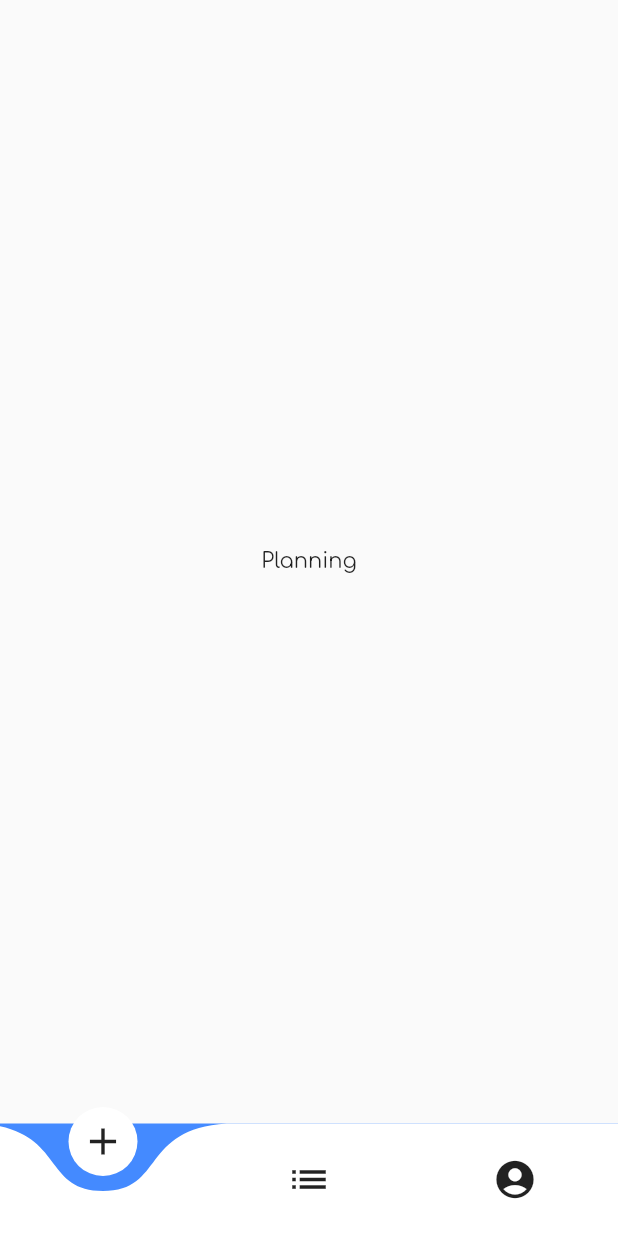
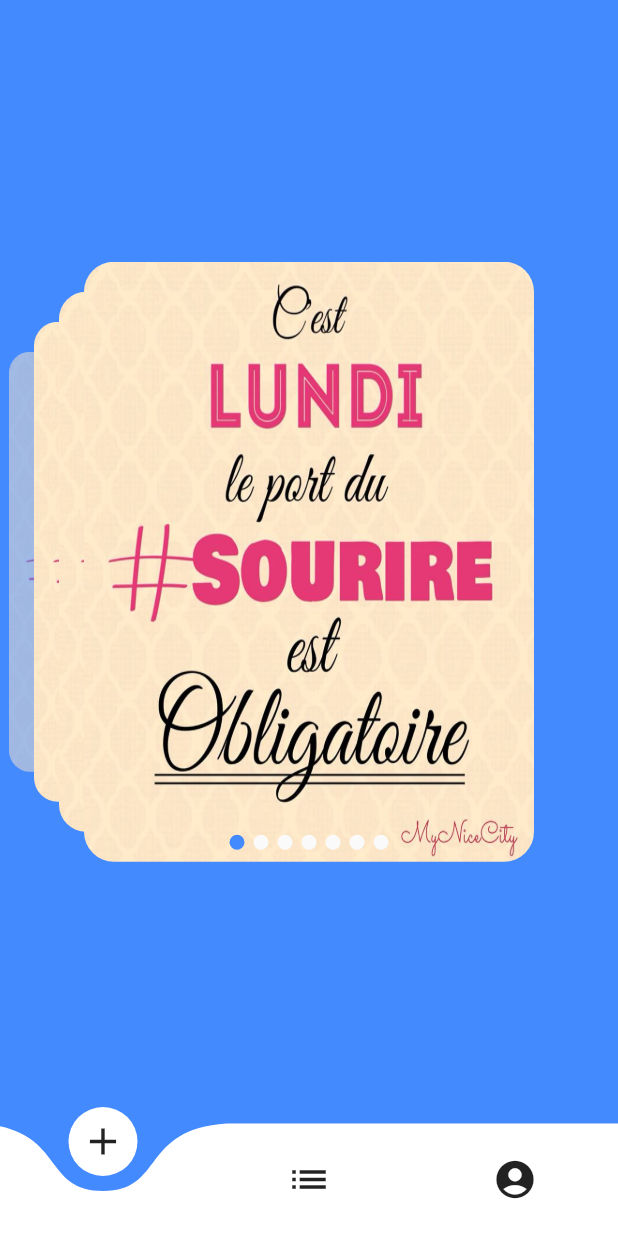
Before and after one commit to jeremySrgt/meal_suggest, a Flutter app: the screen it shows after launch, on a phone screen of 412 x 824 dp. Run offline on Flutter 3.47's test engine with Material 2 defaults, Android fonts, the phone set to English and light mode, and no system bars; drawn by our look-alikes of curved_navigation_bar; our stand-ins replace flutter_swiper.

Commit message:
add a swipeable list to show week day

```diff
--- a/lib/main.dart
+++ b/lib/main.dart
@@ -13,8 +13,8 @@ class MyApp extends StatelessWidget {
     return MaterialApp(
       debugShowCheckedModeBanner: false, //retir la banniere de debug
       theme: ThemeData(
-        primaryColor: Colors.deepOrange,
-        accentColor: Colors.orangeAccent,
+        primaryColor: Colors.blueAccent,
+        accentColor: Colors.lightBlueAccent,
         fontFamily: 'Comfortaa',
       ),
       routes: {
--- a/lib/mainPage.dart
+++ b/lib/mainPage.dart
@@ -1,10 +1,10 @@
 import 'package:flutter/material.dart';
 import 'package:curved_navigation_bar/curved_navigation_bar.dart';
+import 'package:suggestion_repas/mealSuggest.dart';
 
 class MainPage extends StatefulWidget {
   @override
   State<StatefulWidget> createState() {
-    // TODO: implement createState
     return _MainPageState();
   }
 }
@@ -35,15 +35,15 @@ class _MainPageState extends State<MainPage> {
           _page = index;
         });
       },
+      animationDuration: Duration(milliseconds: 400),
+
     );
   }
 
   Widget pageBuilder() {
     switch (_page) {
       case 0:
-        return Center(
-          child: Text('Planning'),
-        );
+        return MealSuggest();
         break;
       case 1:
         return Center(
@@ -63,8 +63,8 @@ class _MainPageState extends State<MainPage> {
 
   @override
   Widget build(BuildContext context) {
-    // TODO: implement build
     return Scaffold(
+      backgroundColor: Theme.of(context).primaryColor,
       bottomNavigationBar: navigationBar(),
       body: Center(
         child: pageBuilder(),
--- /dev/null
+++ b/lib/mealSuggest.dart
@@ -0,0 +1,36 @@
+import 'package:flutter/material.dart';
+import 'package:flutter_swiper/flutter_swiper.dart';
+
+class MealSuggest extends StatefulWidget {
+  @override
+  State<StatefulWidget> createState() {
+    // TODO: implement createState
+    return _MealSuggestState();
+  }
+}
+
+class _MealSuggestState extends State<MealSuggest> {
+  @override
+  Widget build(BuildContext context) {
+    return Container(
+      width: 400,
+      height: 400,
+      child: Swiper(
+        itemBuilder: (BuildContext context, int index) {
+          return Container(
+              child: ClipRRect(
+                borderRadius: BorderRadius.circular(20.0),
+                child: Image.asset('assets/lundi_106.jpg',fit: BoxFit.fill,),
+              )
+          );
+        },
+        itemCount: 7,
+        itemWidth: 300.0,
+        layout: SwiperLayout.STACK,
+        pagination: SwiperPagination(
+          margin: EdgeInsets.all(5.0),
+        ),
+      ),
+    );
+  }
+}
--- a/pubspec.yaml
+++ b/pubspec.yaml
@@ -24,6 +24,7 @@ dependencies:
   # Use with the CupertinoIcons class for iOS style icons.
   cupertino_icons: ^0.1.2
   curved_navigation_bar: ^0.3.0
+  flutter_swiper: ^1.1.6
 
 dev_dependencies:
   flutter_test:
@@ -42,9 +43,8 @@ flutter:
   uses-material-design: true
 
     # To add assets to your application, add an assets section, like this:
-    # assets:
-    #  - images/a_dot_burr.jpeg
-    #  - images/a_dot_ham.jpeg
+  assets:
+    - assets/lundi_106.jpg
 
     # An image asset can refer to one or more resolution-specific "variants", see
     # https://flutter.dev/assets-and-images/#resolution-aware.
```
Also changed, not shown: assets/lundi_106.jpg (added), pubspec.lock.
